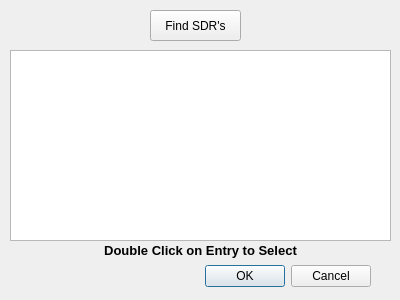
First picture: the form in gui/sdrdiscoverdlg.ui, repository muonzoo/cutesdr, before the edit.
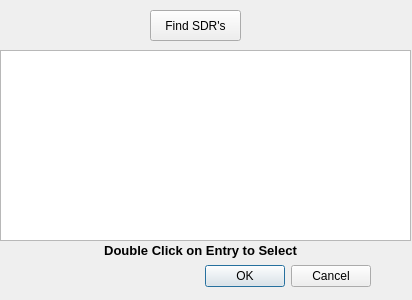
Second picture: the form after the edit.

What changed in the file:
```diff
--- a/gui/sdrdiscoverdlg.ui
+++ b/gui/sdrdiscoverdlg.ui
@@ -6,7 +6,7 @@
    <rect>
     <x>0</x>
     <y>0</y>
-    <width>400</width>
+    <width>412</width>
     <height>300</height>
    </rect>
   </property>
@@ -32,16 +32,18 @@
   <widget class="QListWidget" name="listWidget">
    <property name="geometry">
     <rect>
-     <x>10</x>
+     <x>0</x>
      <y>50</y>
-     <width>381</width>
+     <width>411</width>
      <height>191</height>
     </rect>
    </property>
    <property name="font">
     <font>
-     <family>MS Shell Dlg 2</family>
-     <pointsize>8</pointsize>
+     <family>Sans Serif</family>
+     <pointsize>9</pointsize>
+     <weight>75</weight>
+     <bold>true</bold>
     </font>
    </property>
    <property name="toolTip">
```
